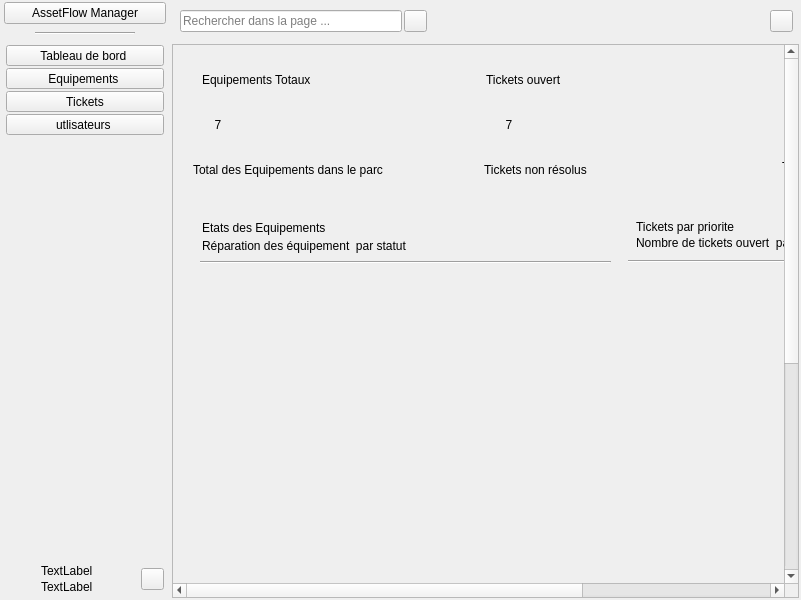
First picture: the form in form.ui, repository will180901/AssetFow, before the edit.
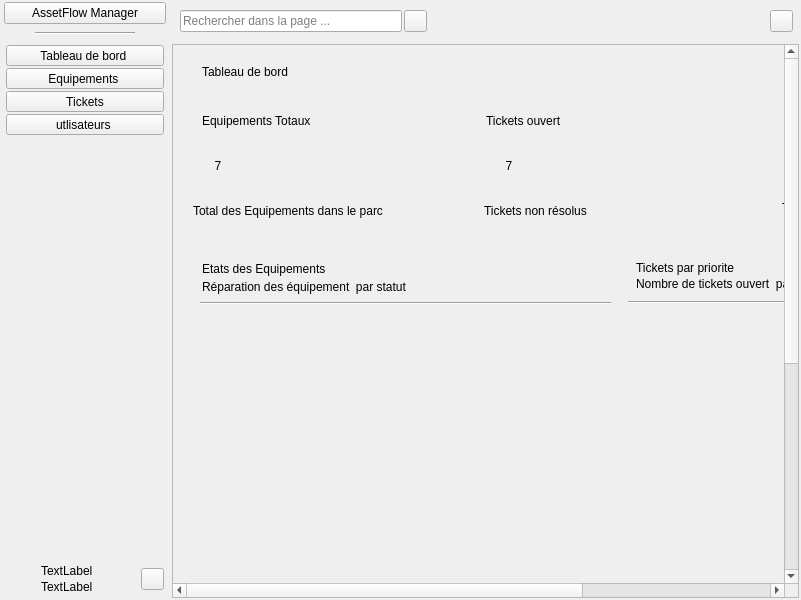
Second picture: the form after the edit. Icons and pictures are not drawn.

Patch:
```diff
--- a/form.ui
+++ b/form.ui
@@ -1354,6 +1354,29 @@
                </size>
               </property>
               <layout class="QVBoxLayout" name="verticalLayout_16">
+               <item>
+                <widget class="QWidget" name="widget_3" native="true">
+                 <property name="minimumSize">
+                  <size>
+                   <width>0</width>
+                   <height>35</height>
+                  </size>
+                 </property>
+                 <widget class="QLabel" name="label_titre_tableauDeBord">
+                  <property name="geometry">
+                   <rect>
+                    <x>20</x>
+                    <y>10</y>
+                    <width>111</width>
+                    <height>16</height>
+                   </rect>
+                  </property>
+                  <property name="text">
+                   <string>Tableau de bord</string>
+                  </property>
+                 </widget>
+                </widget>
+               </item>
                <item>
                 <widget class="QWidget" name="widget_6" native="true">
                  <property name="minimumSize">
```
Left out of the diff: 6 changed lines with no effect on the pictures.
